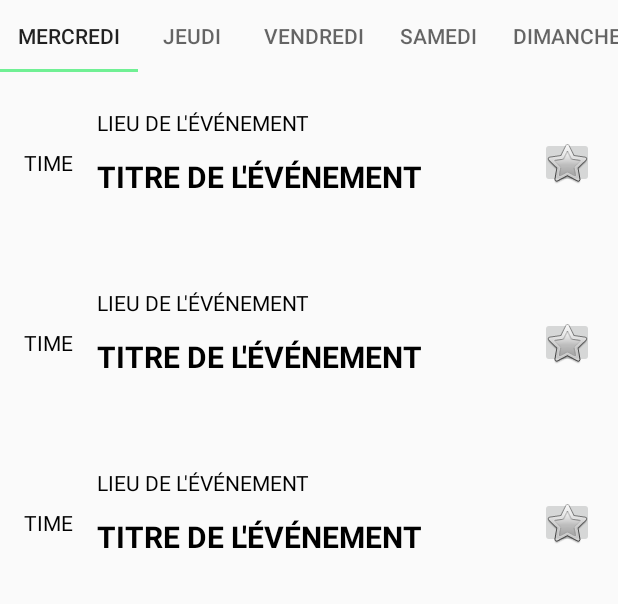
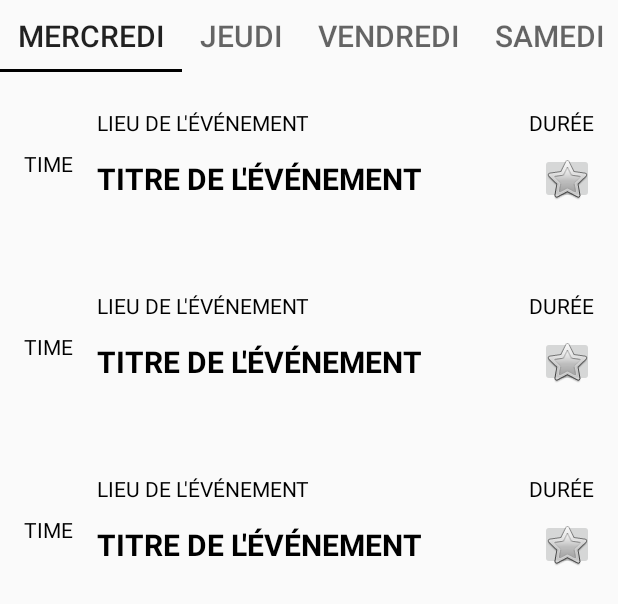
Before and after one commit to nathaliezhang/FNFA, an Android app: the layout fragment_planning.xml on its own in the app's theme, with its tools: preview values and no code run, on a phone screen of 412 x 824 dp. Shown: the top 604 px of the screen. Run offline under Robolectric (Android 15) with nearby library versions, the phone set to English and light mode, and no system bars.

Commit message:
feat(list) : add days separators

```diff
--- a/app/src/main/java/com/example/nzhang/proto_festival/fragment/InfoFragment.kt
+++ b/app/src/main/java/com/example/nzhang/proto_festival/fragment/InfoFragment.kt
@@ -15,7 +15,6 @@ import com.example.nzhang.proto_festival.R
 
 class InfoFragment : Fragment(), View.OnClickListener {
 
-    private var selectedItem = R.id.info_price_content
     private val contentMapping = hashMapOf<Int, Int>(
             R.id.info_price_button to R.id.info_price_content,
             R.id.info_about_button to R.id.info_about_content,
--- a/app/src/main/res/layout/activity_main.xml
+++ b/app/src/main/res/layout/activity_main.xml
@@ -1,8 +1,9 @@
 <?xml version="1.0" encoding="utf-8"?>
+
 <LinearLayout xmlns:android="http://schemas.android.com/apk/res/android"
-    xmlns:app="http://schemas.android.com/apk/res-auto"
     android:layout_width="match_parent"
     android:layout_height="match_parent"
+    xmlns:app="http://schemas.android.com/apk/res-auto"
     android:orientation="vertical">
 
     <android.support.design.widget.TabLayout
--- a/app/src/main/res/layout/fragment_planning.xml
+++ b/app/src/main/res/layout/fragment_planning.xml
@@ -12,43 +12,46 @@
 
         <android.support.design.widget.TabLayout
             android:id="@+id/tab_bar"
+            app:tabMode="scrollable"
             android:layout_width="match_parent"
             android:layout_height="wrap_content"
-            app:tabMode="scrollable">
+            app:tabTextAppearance="@style/AppTabBar"
+            app:tabIndicatorColor="@color/black">
 
             <android.support.design.widget.TabItem
                 android:layout_width="wrap_content"
                 android:layout_height="wrap_content"
-                android:text="Mercredi" />
+                android:text="@string/wednesday" />
 
             <android.support.design.widget.TabItem
                 android:layout_width="wrap_content"
                 android:layout_height="wrap_content"
-                android:text="Jeudi" />
+                android:text="@string/thursday" />
 
             <android.support.design.widget.TabItem
                 android:layout_width="wrap_content"
                 android:layout_height="wrap_content"
-                android:text="Vendredi" />
+                android:text="@string/friday" />
 
             <android.support.design.widget.TabItem
                 android:layout_width="wrap_content"
                 android:layout_height="wrap_content"
-                android:text="Samedi" />
+                android:text="@string/saturday" />
 
             <android.support.design.widget.TabItem
                 android:layout_width="wrap_content"
                 android:layout_height="wrap_content"
-                android:text="Dimanche" />
+                android:text="@string/sunday" />
 
         </android.support.design.widget.TabLayout>
+
 
         <android.support.v7.widget.RecyclerView
             android:id="@+id/container_list"
             android:layout_below="@id/tab_bar"
             android:layout_width="match_parent"
             android:layout_height="wrap_content"
-            tools:listitem="@layout/item_event">
+            tools:listitem="@layout/item_event_row">
         </android.support.v7.widget.RecyclerView>
 
     </RelativeLayout>
--- a/app/src/main/res/layout/item_event.xml
+++ b/app/src/main/res/layout/item_event_row.xml
@@ -2,7 +2,7 @@
 <android.support.constraint.ConstraintLayout xmlns:android="http://schemas.android.com/apk/res/android"
     xmlns:app="http://schemas.android.com/apk/res-auto"
     android:layout_width="match_parent"
-    android:layout_height="120dp">
+    android:layout_height="122dp">
 
     <TextView
         android:id="@+id/text_list_item_time"
@@ -54,16 +54,11 @@
         android:id="@+id/text_list_item_duration"
         android:layout_width="wrap_content"
         android:layout_height="wrap_content"
-        android:layout_marginBottom="8dp"
         android:layout_marginEnd="16dp"
-        android:layout_marginRight="16dp"
-        android:layout_marginStart="16dp"
         android:layout_marginTop="24dp"
         android:text="Durée"
         android:textAllCaps="true"
         android:textColor="@color/black"
-        android:visibility="invisible"
-        app:layout_constraintBottom_toBottomOf="parent"
         app:layout_constraintEnd_toEndOf="parent"
         app:layout_constraintTop_toTopOf="parent" />
 
@@ -71,11 +66,12 @@
         android:id="@+id/imageButton"
         android:layout_width="36dp"
         android:layout_height="34dp"
+        android:layout_marginBottom="24dp"
         android:layout_marginEnd="16dp"
         android:layout_marginRight="16dp"
         app:layout_constraintBottom_toBottomOf="parent"
         app:layout_constraintEnd_toEndOf="parent"
-        app:layout_constraintTop_toTopOf="parent"
+        app:layout_constraintTop_toBottomOf="@+id/text_list_item_duration"
         app:srcCompat="@android:drawable/btn_star" />
 
 </android.support.constraint.ConstraintLayout>
--- a/app/src/main/res/values/strings.xml
+++ b/app/src/main/res/values/strings.xml
@@ -1,5 +1,11 @@
 <resources>
     <string name="app_name">Proto_festival</string>
+
+    <string name="wednesday">Mercredi</string>
+    <string name="thursday">Jeudi</string>
+    <string name="friday">Vendredi</string>
+    <string name="saturday">Samedi</string>
+    <string name="sunday">Dimanche</string>
 
     <string name="info_price_item_title">Tarifs</string>
     <string name="info_price_item_block">
--- a/app/src/main/res/values/styles.xml
+++ b/app/src/main/res/values/styles.xml
@@ -6,4 +6,8 @@
         <item name="colorAccent">@color/green</item>
     </style>
 
+    <style name="AppTabBar" parent="TextAppearance.Design.Tab">
+        <item name="android:textSize">20sp</item>
+    </style>
+
 </resources>
```
Also changed, not shown: app/src/main/java/com/example/nzhang/proto_festival/EventAdapter.kt (+49 -7 lines), app/src/main/java/com/example/nzhang/proto_festival/fragment/PlanningFragment.kt (+49 -13 lines), app/src/main/res/layout/item_event_header.xml (added, +19 -0 lines).
